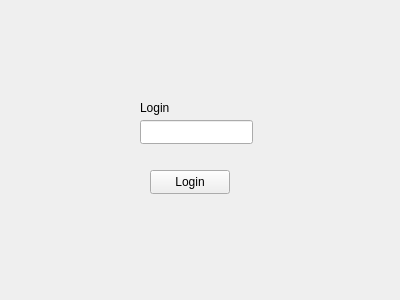
First picture: the form in loginwindow.ui, repository konrad-dobosz/pk-communicator, before the edit.
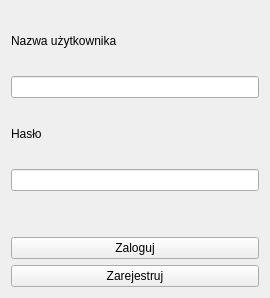
Second picture: the form after the edit.

Diff of the .ui file:
```diff
--- a/loginwindow.ui
+++ b/loginwindow.ui
@@ -6,49 +6,69 @@
    <rect>
     <x>0</x>
     <y>0</y>
-    <width>400</width>
-    <height>300</height>
+    <width>270</width>
+    <height>298</height>
    </rect>
   </property>
   <property name="windowTitle">
    <string>Form</string>
   </property>
+  <layout class="QGridLayout" name="gridLayout">
+   <item row="0" column="0">
+    <layout class="QVBoxLayout" name="verticalLayout">
+     <item>
   <widget class="QLabel" name="label">
-   <property name="geometry">
-    <rect>
-     <x>140</x>
-     <y>100</y>
-     <width>49</width>
-     <height>16</height>
-    </rect>
-   </property>
    <property name="text">
-    <string>Login</string>
-   </property>
-  </widget>
-  <widget class="QLineEdit" name="lineEdit">
-   <property name="geometry">
-    <rect>
-     <x>140</x>
-     <y>120</y>
-     <width>113</width>
-     <height>24</height>
-    </rect>
-   </property>
-  </widget>
+        <string>Nazwa użytkownika</string>
+       </property>
+      </widget>
+     </item>
+     <item>
+      <widget class="QLineEdit" name="lineEdit_username"/>
+     </item>
+     <item>
+      <widget class="QLabel" name="label_2">
+       <property name="text">
+        <string>Hasło</string>
+       </property>
+      </widget>
+     </item>
+     <item>
+      <widget class="QLineEdit" name="lineEdit_password"/>
+     </item>
+     <item>
+      <spacer name="verticalSpacer">
+       <property name="orientation">
+        <enum>Qt::Vertical</enum>
+       </property>
+       <property name="sizeType">
+        <enum>QSizePolicy::Maximum</enum>
+       </property>
+       <property name="sizeHint" stdset="0">
+        <size>
+         <width>20</width>
+         <height>40</height>
+        </size>
+       </property>
+      </spacer>
+     </item>
+     <item>
   <widget class="QPushButton" name="pushButton">
-   <property name="geometry">
-    <rect>
-     <x>150</x>
-     <y>170</y>
-     <width>80</width>
-     <height>24</height>
-    </rect>
-   </property>
+       <property name="text">
+        <string>Zaloguj</string>
+       </property>
+      </widget>
+     </item>
+     <item>
+      <widget class="QPushButton" name="pushButton_register">
    <property name="text">
-    <string>Login</string>
-   </property>
-  </widget>
+        <string>Zarejestruj</string>
+       </property>
+      </widget>
+     </item>
+    </layout>
+   </item>
+  </layout>
  </widget>
  <resources/>
  <connections/>
```
Left out of the diff: 2 changed lines with no effect on the pictures. Lines whose indentation alone changed are shown as unchanged.
